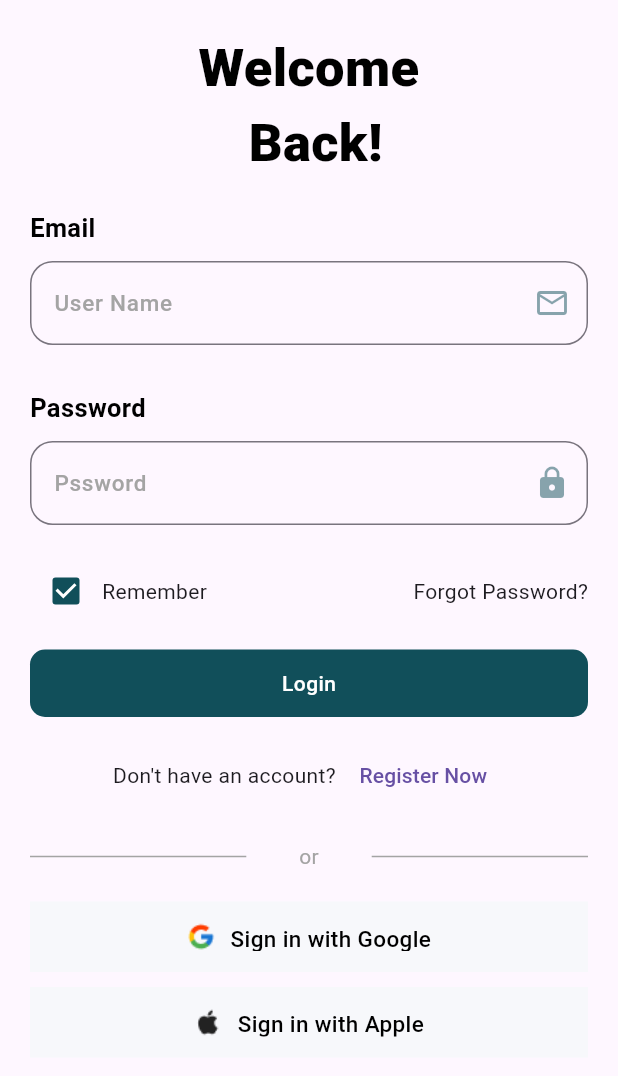
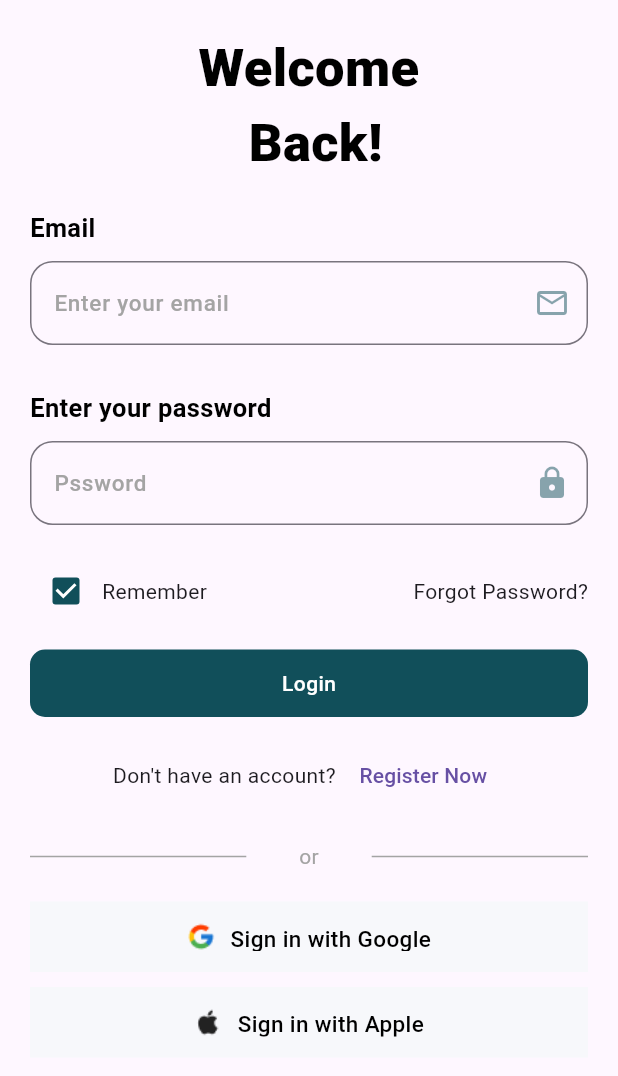
Before and after one commit to muhammed-aslam-pm/Hostel-Manager, a Flutter app: the LoginScreen screen opened directly, on a phone screen of 412 x 824 dp. Shown: the top 1076 px of the screen. Run offline on Flutter 3.47's test engine with Material 3 defaults, Android fonts, the phone set to English and light mode, and no system bars; our stand-ins replace smooth_page_indicator.

Commit message:
forgot screen created

```diff
--- a/lib/utils/text_style_constatnts.dart
+++ b/lib/utils/text_style_constatnts.dart
@@ -24,6 +24,11 @@ class TextStyleConstants {
       fontSize: 35,
       color: ColorConstants.primaryBlackColor,
       fontWeight: FontWeight.w900);
+
+  static TextStyle loginSubtitle1 = TextStyle(
+      fontSize: 14,
+      color: ColorConstants.colorGrey,
+      fontWeight: FontWeight.w500);
 
   //owner dashboard styles
 
--- a/lib/view/login_and_register_screens/login_screen.dart
+++ b/lib/view/login_and_register_screens/login_screen.dart
@@ -3,6 +3,7 @@ import 'package:hostel_management_app/utils/color_constants.dart';
 import 'package:hostel_management_app/utils/image_constants.dart';
 import 'package:hostel_management_app/utils/text_style_constatnts.dart';
 import 'package:hostel_management_app/view/global_widgets/login_button.dart';
+import 'package:hostel_management_app/view/login_and_register_screens/fogot_password_screen.dart';
 import 'package:hostel_management_app/view/owner_home_screen/owner_home_screen.dart';
 
 class LoginScreen extends StatelessWidget {
@@ -52,7 +53,7 @@ class LoginScreen extends StatelessWidget {
                       borderSide: BorderSide(
                           width: 2, color: ColorConstants.primaryColor),
                     ),
-                    hintText: "User Name",
+                    hintText: "Enter your email",
                     hintStyle: TextStyle(
                         fontSize: 15,
                         color: ColorConstants.colorGrey,
@@ -70,7 +71,7 @@ class LoginScreen extends StatelessWidget {
                   mainAxisAlignment: MainAxisAlignment.start,
                   children: [
                     Text(
-                      "Password",
+                      "Enter your password",
                       style: TextStyleConstants.dashboardBookingName,
                     )
                   ],
@@ -118,7 +119,16 @@ class LoginScreen extends StatelessWidget {
                         Text("Remember")
                       ],
                     ),
-                    Text("Forgot Password?")
+                    InkWell(
+                        onTap: () {
+                          Navigator.push(
+                            context,
+                            MaterialPageRoute(
+                              builder: (context) => ForgotPasswordScreen(),
+                            ),
+                          );
+                        },
+                        child: Text("Forgot Password?"))
                   ],
                 ),
                 SizedBox(
```
Also changed, not shown: lib/view/login_and_register_screens/fogot_password_screen.dart (added, +81 -0 lines).
